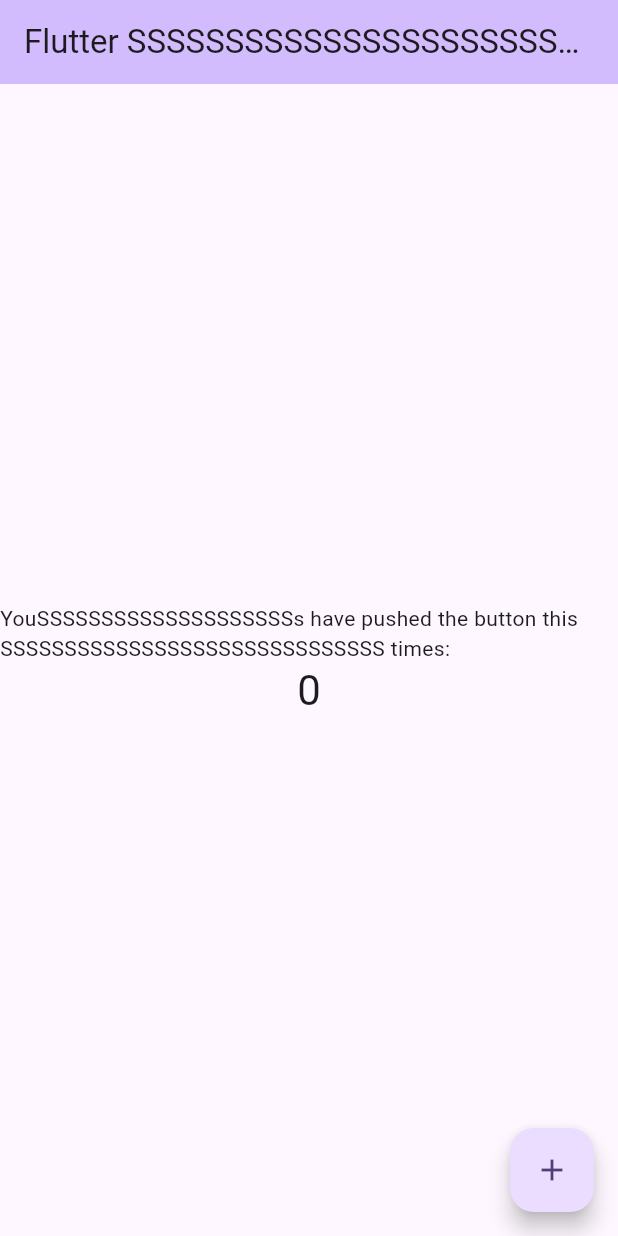
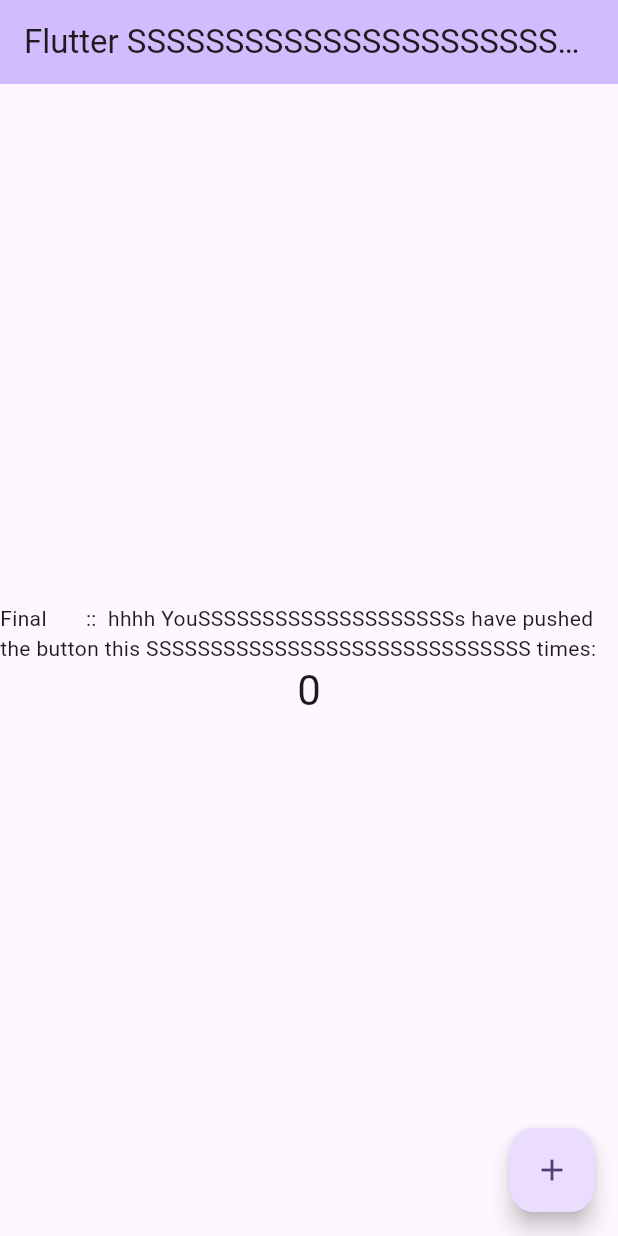
Before and after one commit to Ahmed-Basha1/FLutter, a Flutter app: the screen it shows after launch, on a phone screen of 412 x 824 dp. Run offline on Flutter 3.47's test engine with Material 3 defaults, Android fonts, the phone set to English and light mode, and no system bars.

Commit message:
Update main.dart

```diff
--- a/lib/main.dart
+++ b/lib/main.dart
@@ -106,7 +106,7 @@ class _MyHomePageState extends State<MyHomePage> {
           mainAxisAlignment: MainAxisAlignment.center,
           children: <Widget>[
             const Text(
-              'YouSSSSSSSSSSSSSSSSSSSSs have pushed the button this SSSSSSSSSSSSSSSSSSSSSSSSSSSSSS times:',
+              'Final       ::  hhhh YouSSSSSSSSSSSSSSSSSSSSs have pushed the button this SSSSSSSSSSSSSSSSSSSSSSSSSSSSSS times:',
             ),
             Text(
               '$_counter',
```
